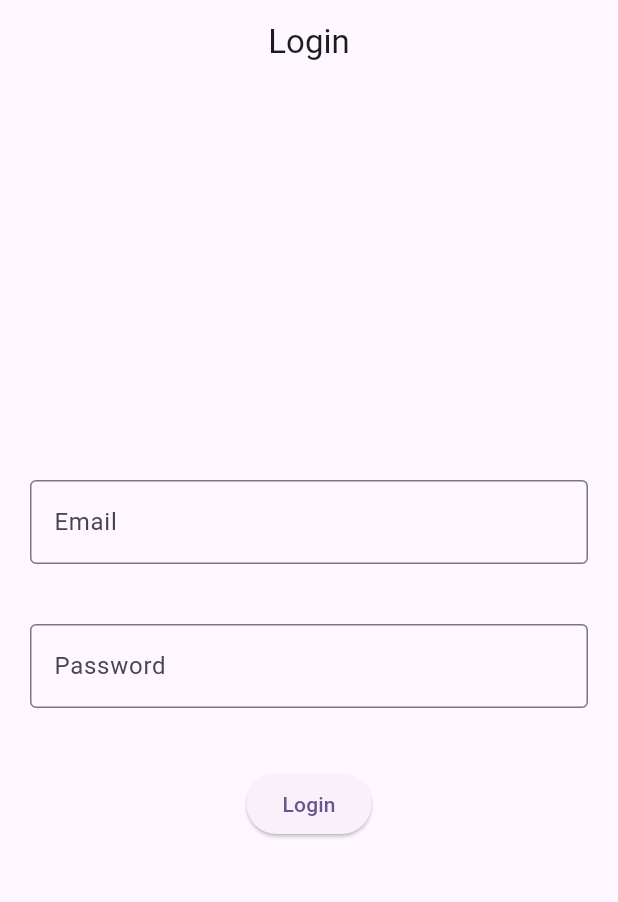
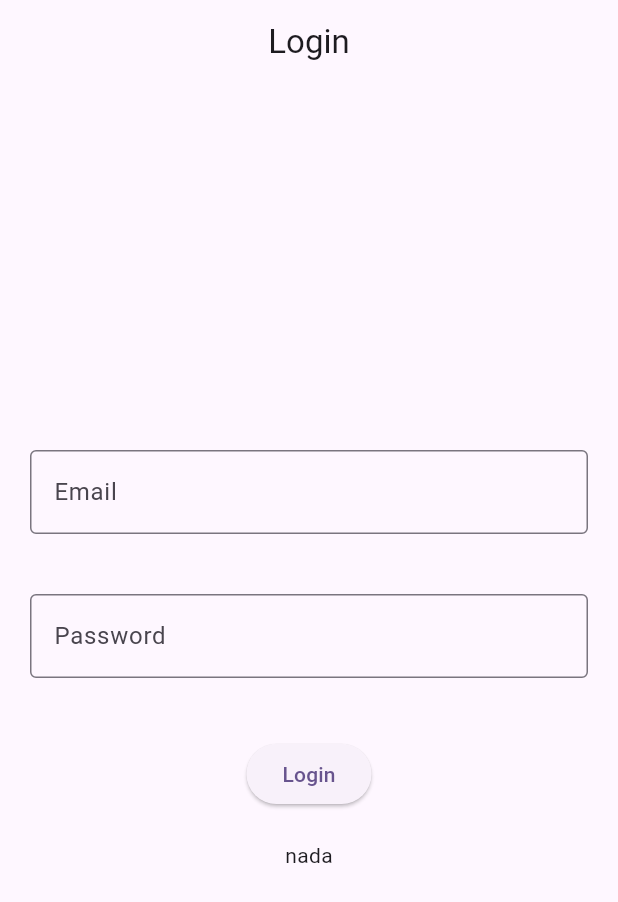
Before and after one commit to faciy/api_rest_flutter, a Flutter app: the screen it shows after launch, on a phone screen of 412 x 824 dp. Shown: the top 902 px of the screen. Run offline on Flutter 3.47's test engine with Material 2 defaults, Android fonts, the phone set to English and light mode, and no system bars; our stand-ins replace fluttertoast, get.

Commit message:
loginApi

```diff
--- a/lib/data/network/network_api_services.dart
+++ b/lib/data/network/network_api_services.dart
@@ -39,7 +39,7 @@ class NetworkApiServices extends BaseApiServices {
 
     try {
       final response = await http
-          .post(Uri.parse(url), body: jsonEncode(data))
+          .post(Uri.parse(url), body: data)
           .timeout(const Duration(seconds: 10));
       responseJson = returnResponse(response);
     } on SocketException {
@@ -47,7 +47,6 @@ class NetworkApiServices extends BaseApiServices {
     } on RequestTimeout {
       throw RequestTimeout('');
     }
-
     return responseJson;
   }
 
--- /dev/null
+++ b/lib/data/repository/login_repository/login_repository.dart
@@ -0,0 +1,11 @@
+import 'package:apirest/data/network/network_api_services.dart';
+import 'package:apirest/res/app_url/app_url.dart';
+
+class LoginRepository {
+  final _apiService = NetworkApiServices();
+
+  Future<dynamic> loginApi(var data) async {
+    dynamic response = _apiService.postApi(data, AppUrl.loginUrl);
+    return response;
+  }
+}
--- /dev/null
+++ b/lib/res/app_url/app_url.dart
@@ -0,0 +1,4 @@
+class AppUrl {
+  static const String baseUrl = 'https://reqres.in';
+  static const String loginUrl = '$baseUrl/api/login';
+}
--- a/lib/view/login/login_view.dart
+++ b/lib/view/login/login_view.dart
@@ -80,11 +80,19 @@ class _LoginViewState extends State<LoginView> {
             ElevatedButton(
               onPressed: () {
                 if (_formKey.currentState!.validate()) {
-                  print('Ouiii');
+                  loginController.login();
                 }
               },
               child: Text('Login'),
             ),
+            SizedBox(
+              height: 20,
+            ),
+            Obx(
+              () => Container(
+                child: Text(loginController.loading.value ? 'loading' : 'nada'),
+              ),
+            )
           ],
         ),
       ),
```
Also changed, not shown: lib/view_models/controller/login_view_model.dart (+23 -0 lines).
